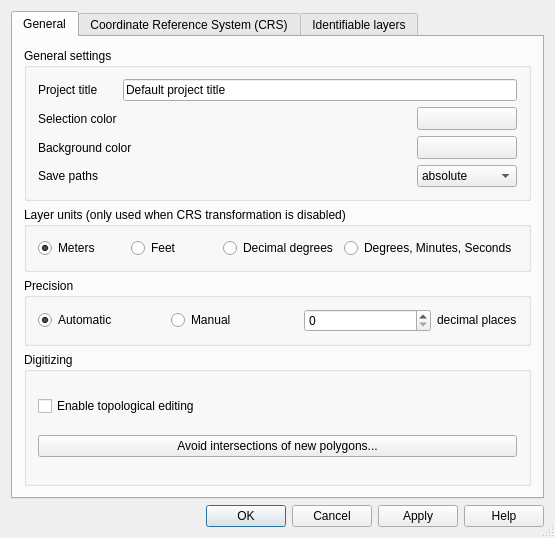
Above: qgis/src/ui/qgsprojectpropertiesbase.ui from sourcepole/qgis before the change. Below: the same form after it.
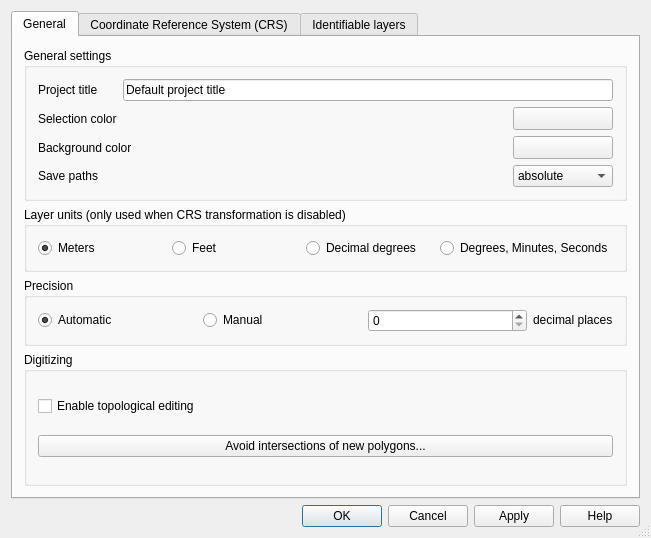
That is the form after the change. Icons and pictures are not drawn. Custom widgets are drawn as their Qt base class.

Commit message: gui tweaks for project properties

The edit to the form file:
```diff
--- a/qgis/src/ui/qgsprojectpropertiesbase.ui
+++ b/qgis/src/ui/qgsprojectpropertiesbase.ui
@@ -6,7 +6,7 @@
    <rect>
     <x>0</x>
     <y>0</y>
-    <width>555</width>
+    <width>651</width>
     <height>538</height>
    </rect>
   </property>
@@ -25,6 +25,12 @@
      <property name="currentIndex">
       <number>0</number>
      </property>
+     <property name="iconSize">
+      <size>
+       <width>32</width>
+       <height>32</height>
+      </size>
+     </property>
      <widget class="QWidget" name="tab1">
       <attribute name="title">
        <string>General</string>
```
Left out of the diff: 16 changed lines with no effect on the pictures.
